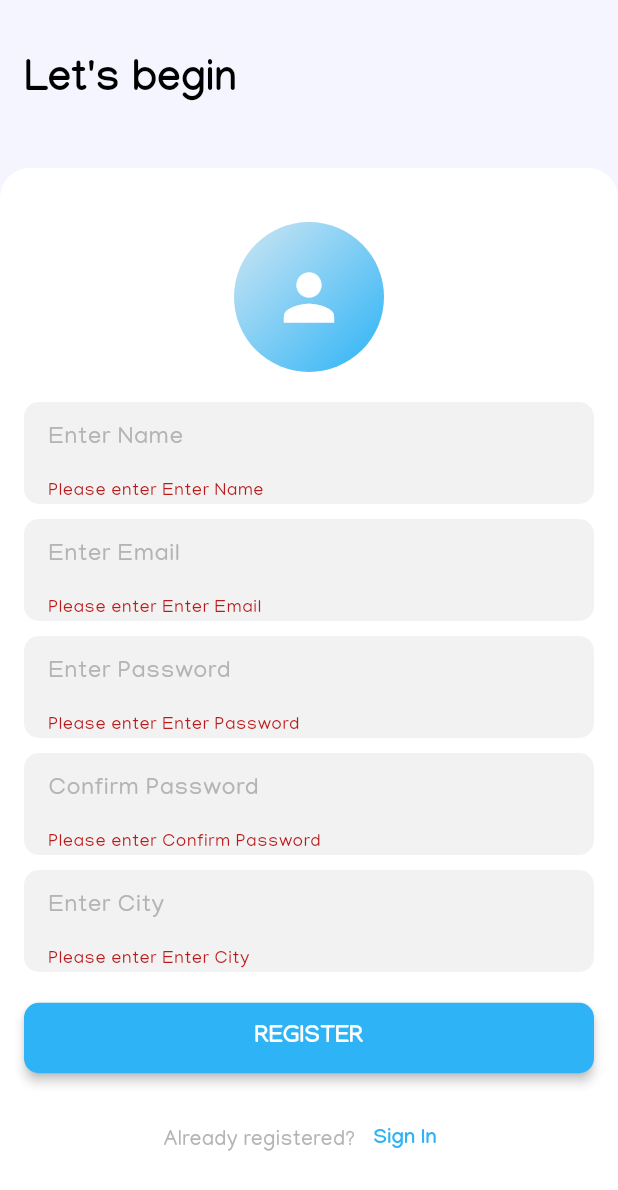
After one commit to adwaidhp/de_talks, a Flutter app: the RegisterScreen screen opened directly, after a tap on "REGISTER", on a phone screen of 412 x 824 dp. The commit adds this screen. Shown: the top 1190 px of the screen. Run offline on Flutter 3.47's test engine with Material 3 defaults, Android fonts, the phone set to English and light mode, and no system bars; our stand-ins replace flutter_dotenv, flutter_svg, google_nav_bar.

Commit message:
Register page

```diff
--- /dev/null
+++ b/lib/pages/register_screen.dart
@@ -0,0 +1,198 @@
+import 'package:flutter/material.dart';
+import 'package:de_talks/colors.dart'; // Ensure this matches your file structure.
+
+class RegisterScreen extends StatelessWidget {
+  final TextEditingController emailController = TextEditingController();
+  final TextEditingController nameController = TextEditingController();
+  final TextEditingController passwordController = TextEditingController();
+  final TextEditingController confirmPasswordController =
+      TextEditingController();
+  final TextEditingController cityController = TextEditingController();
+  final _formKey = GlobalKey<FormState>();
+
+  @override
+  Widget build(BuildContext context) {
+    return SafeArea(
+      child: Scaffold(
+        backgroundColor: AppColors.background,
+        body: SingleChildScrollView(
+          child: Column(
+            crossAxisAlignment: CrossAxisAlignment.start,
+            children: [
+              const SizedBox(
+                height: 20,
+              ),
+              const Padding(
+                padding: EdgeInsets.all(16.0),
+                child: Text(
+                  "Let's begin",
+                  style: TextStyle(
+                    fontSize: 28,
+                    fontWeight: FontWeight.bold,
+                    color: AppColors.black,
+                  ),
+                ),
+              ),
+              SizedBox(height: 20),
+              Container(
+                height: MediaQuery.of(context).size.height * 0.87,
+                decoration: const BoxDecoration(
+                  color: Colors.white,
+                  borderRadius: BorderRadius.vertical(top: Radius.circular(20)),
+                ),
+                child: Padding(
+                  padding: const EdgeInsets.all(16.0),
+                  child: Form(
+                    key: _formKey,
+                    child: Column(
+                      children: [
+                        const SizedBox(height: 20),
+                        // Profile Icon with Gradient
+                        Container(
+                          width: 100,
+                          height: 100,
+                          decoration: BoxDecoration(
+                            shape: BoxShape.circle,
+                            gradient: LinearGradient(
+                              colors: [
+                                AppColors.lightBlueAccent,
+                                AppColors.darkBlueContrast,
+                              ],
+                              begin: Alignment.topLeft,
+                              end: Alignment.bottomRight,
+                            ),
+                          ),
+                          child: const Icon(
+                            Icons.person,
+                            size: 50,
+                            color: Colors.white,
+                          ),
+                        ),
+                        const SizedBox(height: 20),
+                        // Input Fields
+                        _buildRoundedInputField(
+                          hintText: "Enter Name",
+                          controller: nameController,
+                        ),
+                        const SizedBox(height: 10),
+                        _buildRoundedInputField(
+                          hintText: "Enter Email",
+                          controller: emailController,
+                        ),
+                        const SizedBox(height: 10),
+                        _buildRoundedInputField(
+                          hintText: "Enter Password",
+                          controller: passwordController,
+                          obscureText: true,
+                        ),
+                        const SizedBox(height: 10),
+                        _buildRoundedInputField(
+                          hintText: "Confirm Password",
+                          controller: confirmPasswordController,
+                          obscureText: true,
+                        ),
+                        const SizedBox(height: 10),
+                        _buildRoundedInputField(
+                          hintText: "Enter City",
+                          controller: cityController,
+                        ),
+                        const SizedBox(height: 20),
+                        // Register Button
+                        SizedBox(
+                          width: double.infinity,
+                          child: ElevatedButton(
+                            onPressed: () {
+                              if (_formKey.currentState!.validate()) {
+                                ScaffoldMessenger.of(context).showSnackBar(
+                                  const SnackBar(
+                                    content: Text('Registration Successful!'),
+                                  ),
+                                );
+                              }
+                            },
+                            style: ElevatedButton.styleFrom(
+                              backgroundColor: AppColors.darkBlueContrast,
+                              shape: RoundedRectangleBorder(
+                                borderRadius: BorderRadius.circular(10),
+                              ),
+                              elevation: 3, // Shadow effect
+                            ),
+                            child: const Padding(
+                              padding: EdgeInsets.symmetric(vertical: 12.0),
+                              child: Text(
+                                'REGISTER',
+                                style: TextStyle(
+                                  color: Colors.white,
+                                  fontSize: 16,
+                                  fontWeight: FontWeight.bold,
+                                ),
+                              ),
+                            ),
+                          ),
+                        ),
+                        const SizedBox(height: 20),
+                        // Already Registered Section
+                        Row(
+                          mainAxisAlignment: MainAxisAlignment.center,
+                          children: [
+                            const Text(
+                              'Already registered?',
+                              style: TextStyle(color: AppColors.darkerGrey),
+                            ),
+                            TextButton(
+                              onPressed: () {
+                                Navigator.pop(context); // Navigate back
+                              },
+                              child: const Text(
+                                'Sign In',
+                                style: TextStyle(
+                                  color: AppColors.darkBlueContrast,
+                                  fontWeight: FontWeight.bold,
+                                ),
+                              ),
+                            ),
+                          ],
+                        ),
+                      ],
+                    ),
+                  ),
+                ),
+              ),
+            ],
+          ),
+        ),
+      ),
+    );
+  }
+
+  Widget _buildRoundedInputField({
+    required String hintText,
+    required TextEditingController controller,
+    bool obscureText = false,
+  }) {
+    return Container(
+      decoration: BoxDecoration(
+        color: AppColors.grey,
+        borderRadius: BorderRadius.circular(10),
+      ),
+      child: Padding(
+        padding: const EdgeInsets.symmetric(horizontal: 16.0),
+        child: TextFormField(
+          controller: controller,
+          obscureText: obscureText,
+          decoration: InputDecoration(
+            hintText: hintText,
+            hintStyle: const TextStyle(color: AppColors.darkerGrey),
+            border: InputBorder.none,
+          ),
+          validator: (value) {
+            if (value == null || value.isEmpty) {
+              return 'Please enter $hintText';
+            }
+            return null;
+          },
+        ),
+      ),
+    );
+  }
+}
--- a/lib/text_styles.dart
+++ b/lib/text_styles.dart
@@ -26,8 +26,8 @@ class AppTextStyles {
   // Heading styles
   static const TextStyle heading1 = TextStyle(
     fontFamily: 'Manjari',
-    fontSize: 24,
-    fontWeight: FontWeight.w700,
+    fontSize: 32,
+    // fontWeight: FontWeight.w700,
     color: AppColors.black,
   );
 
```
